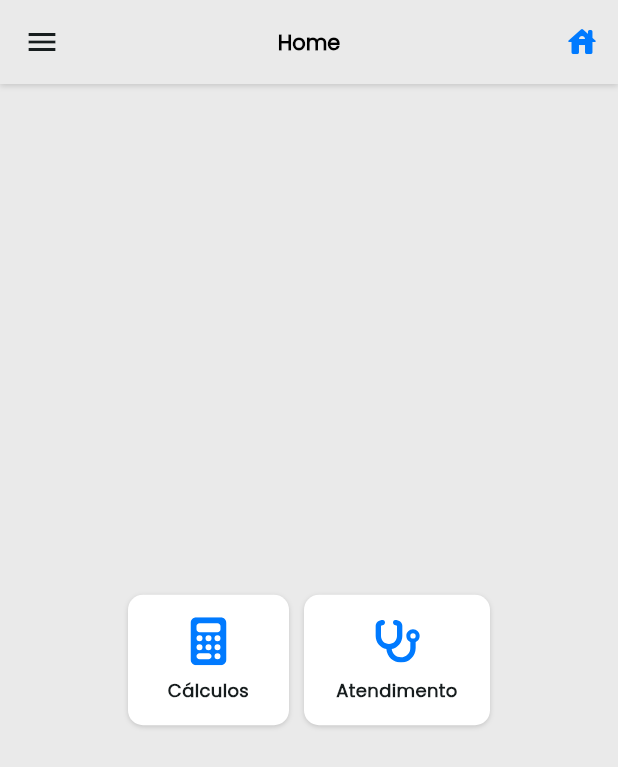
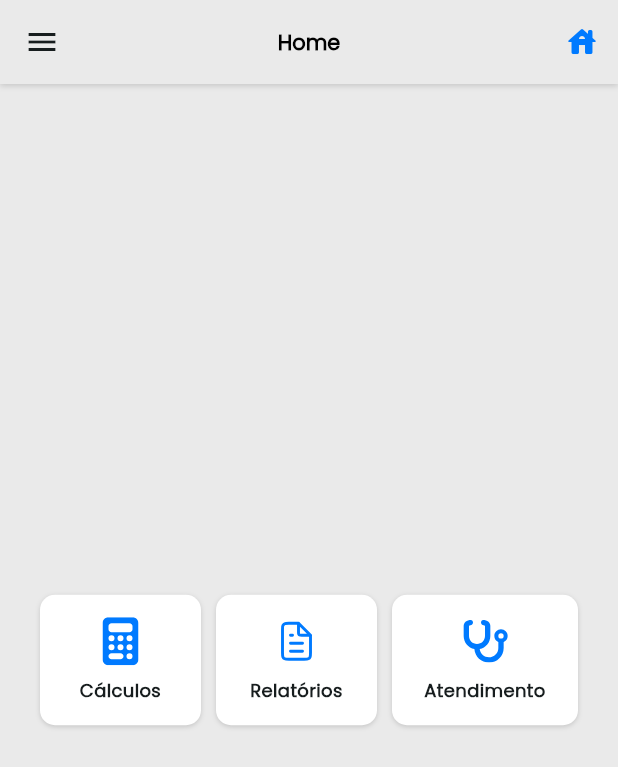
Before and after one commit to NutriClin/nutriclin, a Flutter app: the HospitalAtendimentoIdentificacaoPage screen opened directly, after a tap on the "house" icon, on a phone screen of 412 x 824 dp. Shown: the top 767 px of the screen. Run offline on Flutter 3.47's test engine with Material 3 defaults, Android fonts, the phone set to English and light mode, and no system bars; our stand-ins replace cloud_firestore, firebase_auth, firebase_core, flutter_secure_storage, flutter_svg, package_info_plus and 2 more; accounts and stored records are empty.

Commit message:
volta das rotas

```diff
--- a/nutri_app/lib/components/custom_drawer.dart
+++ b/nutri_app/lib/components/custom_drawer.dart
@@ -3,6 +3,7 @@ import 'package:flutter/material.dart';
 import 'package:flutter_svg/flutter_svg.dart';
 import 'package:nutri_app/pages/atendimentos/atendimento_home.dart';
 import 'package:nutri_app/pages/calculos/calculos.dart';
+import 'package:nutri_app/pages/relatorios/relatorios.dart';
 import 'package:nutri_app/pages/usuarios/usuarios.dart';
 import 'package:nutri_app/services/preferences_service.dart';
 import 'package:package_info_plus/package_info_plus.dart';
@@ -158,41 +159,40 @@ List<Widget> _buildMenuItems(BuildContext context, String? tipoUsuario) {
         },
       ),
     );
-    // items.add(
-    //   ListTile(
-    //     leading: const Icon(Icons.insert_drive_file_rounded,
-    //         color: Color(0xFF007AFF)),
-    //     title: const Text('Relatórios'),
-    //     onTap: () {
-    //       Navigator.pop(context);
-    //       Navigator.push(
-    //         context,
-    //         MaterialPageRoute(
-    //           builder: (context) => RelatoriosPage(),
-    //         ),
-    //       );
-    //     },
-    //   ),
-    // );
+    items.add(
+      ListTile(
+        leading: const Icon(Icons.insert_drive_file_rounded,
+            color: Color(0xFF007AFF)),
+        title: const Text('Relatórios'),
+        onTap: () {
+          Navigator.pop(context);
+          Navigator.push(
+            context,
+            MaterialPageRoute(
+              builder: (context) => RelatoriosPage(),
+            ),
+          );
+        },
+      ),
+    );
+  } else if (tipoUsuario == 'Professor') {
+    items.add(
+      ListTile(
+        leading: const Icon(Icons.insert_drive_file_rounded,
+            color: Color(0xFF007AFF)),
+        title: const Text('Relatórios'),
+        onTap: () {
+          Navigator.pop(context);
+          Navigator.push(
+            context,
+            MaterialPageRoute(
+              builder: (context) => RelatoriosPage(),
+            ),
+          );
+        },
+      ),
+    );
   }
-  // else if (tipoUsuario == 'Professor') {
-  //   items.add(
-  //     ListTile(
-  //       leading: const Icon(Icons.insert_drive_file_rounded,
-  //           color: Color(0xFF007AFF)),
-  //       title: const Text('Relatórios'),
-  //       onTap: () {
-  //         Navigator.pop(context);
-  //         Navigator.push(
-  //           context,
-  //           MaterialPageRoute(
-  //             builder: (context) => RelatoriosPage(),
-  //           ),
-  //         );
-  //       },
-  //     ),
-  //   );
-  // }
 
   return items;
 }
--- a/nutri_app/lib/pages/home.dart
+++ b/nutri_app/lib/pages/home.dart
@@ -3,6 +3,7 @@ import 'package:nutri_app/components/base_page.dart';
 import 'package:nutri_app/components/custom_box.dart';
 import 'package:nutri_app/pages/atendimentos/atendimento_home.dart';
 import 'package:nutri_app/pages/calculos/calculos.dart';
+import 'package:nutri_app/pages/relatorios/relatorios.dart';
 import 'usuarios/usuarios.dart';
 
 class HomePage extends StatelessWidget {
@@ -48,22 +49,22 @@ class HomePage extends StatelessWidget {
     cards.add(const SizedBox(width: 10));
 
     if (tipoUsuario == 'Professor' || tipoUsuario == 'Aluno') {
-      // cards.addAll([
-      //   CustomBox(
-      //     labelFontSize: labelFontSize,
-      //     text: 'Relatórios',
-      //     imagePath: 'assets/imagens/relatorio.svg',
-      //     onTap: () {
-      //       Navigator.push(
-      //         context,
-      //         MaterialPageRoute(
-      //           builder: (context) => RelatoriosPage(),
-      //         ),
-      //       );
-      //     },
-      //   ),
-      // ]);
-      // cards.add(const SizedBox(width: 10));
+      cards.addAll([
+        CustomBox(
+          labelFontSize: labelFontSize,
+          text: 'Relatórios',
+          imagePath: 'assets/imagens/relatorio.svg',
+          onTap: () {
+            Navigator.push(
+              context,
+              MaterialPageRoute(
+                builder: (context) => RelatoriosPage(),
+              ),
+            );
+          },
+        ),
+      ]);
+      cards.add(const SizedBox(width: 10));
     }
 
     // Exibe os cards dependendo do tipo de usuário
```
